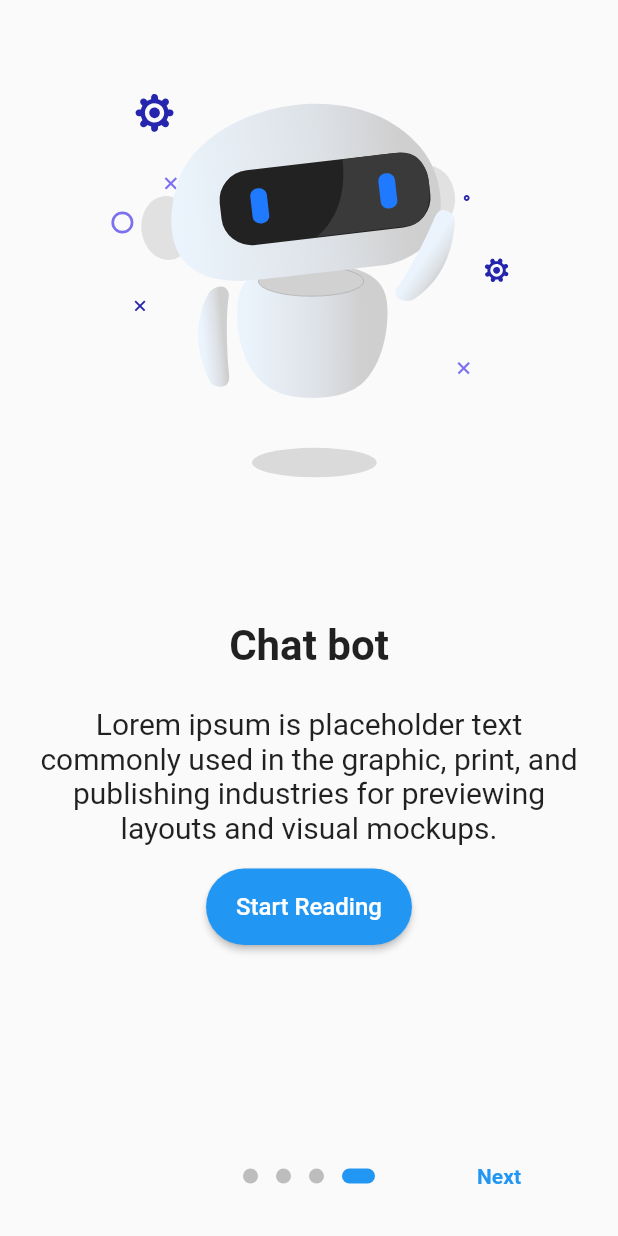
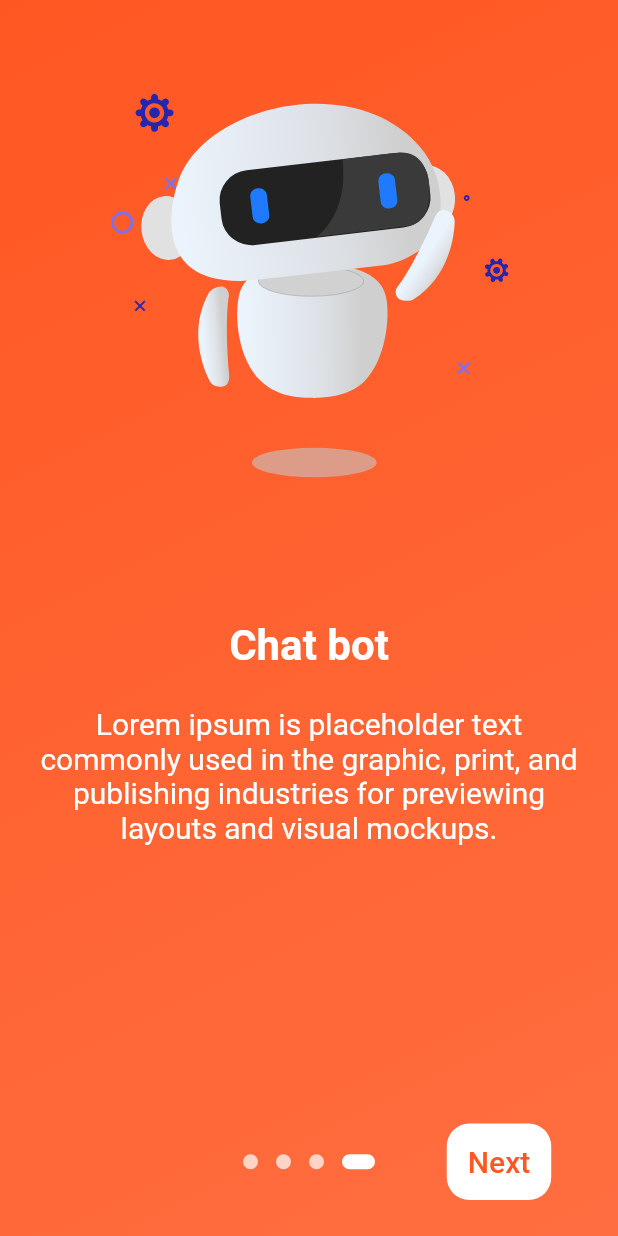
Before and after one commit to chitraarasu/Jabber, a Flutter app: the screen it shows after launch, swiped to page 4, on a phone screen of 412 x 824 dp. Run offline on Flutter 3.47's test engine with Material 2 defaults, Android fonts, the phone set to English and light mode, and no system bars; drawn by our look-alikes of introduction_screen; our stand-ins replace get, image_picker, lottie, pin_code_fields, rive; missing offline and left inert: country_pickers; project files that could hold a hidden picture were left out.

Commit message:
colors changed

```diff
--- a/lib/screens/onboarding_page.dart
+++ b/lib/screens/onboarding_page.dart
@@ -1,4 +1,5 @@
 import 'package:chatting_application/screens/phone_number_otp.dart';
+import 'package:flutter/cupertino.dart';
 import 'package:flutter/material.dart';
 import 'package:get/get.dart';
 import 'package:introduction_screen/introduction_screen.dart';
@@ -11,7 +12,15 @@ class OnBoardingPage extends StatelessWidget {
 
   @override
   Widget build(BuildContext context) {
-    return SafeArea(
+    return Container(
+      decoration: const BoxDecoration(
+        gradient: LinearGradient(
+          begin: Alignment.topLeft,
+          end: Alignment.bottomRight,
+          colors: <Color>[Colors.deepOrange, Colors.deepOrangeAccent],
+        ),
+      ),
+      child: SafeArea(
         child: IntroductionScreen(
           pages: [
             PageViewModel(
@@ -39,21 +48,50 @@ class OnBoardingPage extends StatelessWidget {
               title: 'Chat bot',
               body:
                   'Lorem ipsum is placeholder text commonly used in the graphic, print, and publishing industries for previewing layouts and visual mockups.',
-            footer: ButtonWidget(
-              text: 'Start Reading',
-              onClicked: () => goToPhoneNumberScreen(context),
-            ),
               image: buildImage('assets/animations/robot-bot-3d.json'),
               decoration: getPageDecoration(),
             ),
           ],
-        done: const Text('Next', style: TextStyle(fontWeight: FontWeight.w600)),
+          done: Container(
+            decoration: BoxDecoration(
+              color: Colors.white,
+              borderRadius: BorderRadius.circular(15),
+            ),
+            child: const Padding(
+              padding: EdgeInsets.all(14.0),
+              child: Text(
+                "Next",
+                style: TextStyle(
+                  color: Colors.deepOrange,
+                  fontSize: 20,
+                ),
+              ),
+            ),
+          ),
           onDone: () => goToPhoneNumberScreen(context),
           showSkipButton: true,
           skip: const Text('Skip'),
           onSkip: () => goToPhoneNumberScreen(context),
-        next: const Icon(Icons.arrow_forward),
+          skipStyle: ButtonStyle(
+              foregroundColor: MaterialStateProperty.all(
+            Colors.white,
+          )),
+          next: Container(
+            decoration: BoxDecoration(
+              color: Colors.white,
+              borderRadius: BorderRadius.circular(15),
+            ),
+            child: const Padding(
+              padding: EdgeInsets.all(14.0),
+              child: Icon(
+                Icons.arrow_forward_ios_rounded,
+                color: Colors.deepOrange,
+              ),
+            ),
+          ),
           dotsDecorator: getDotDecoration(),
+          globalBackgroundColor: Colors.transparent,
+        ),
       ),
     );
   }
@@ -70,8 +108,8 @@ class OnBoardingPage extends StatelessWidget {
   }
 
   DotsDecorator getDotDecoration() => DotsDecorator(
-        color: const Color(0xFFBDBDBD),
-        //activeColor: Colors.orange,
+        color: Colors.white70,
+        activeColor: Colors.white,
         size: const Size(10, 10),
         activeSize: const Size(22, 10),
         activeShape: RoundedRectangleBorder(
@@ -80,9 +118,15 @@ class OnBoardingPage extends StatelessWidget {
       );
 
   PageDecoration getPageDecoration() => PageDecoration(
-        titleTextStyle:
-            const TextStyle(fontSize: 28, fontWeight: FontWeight.bold),
-        bodyTextStyle: const TextStyle(fontSize: 20),
+        titleTextStyle: const TextStyle(
+          fontSize: 28,
+          fontWeight: FontWeight.bold,
+          color: Colors.white,
+        ),
+        bodyTextStyle: const TextStyle(
+          fontSize: 20,
+          color: Colors.white,
+        ),
         footerPadding: const EdgeInsets.all(16).copyWith(bottom: 0),
         imagePadding: const EdgeInsets.all(24),
       );
```
Also changed, not shown: lib/controller/controller.dart (+13 -2 lines), lib/screens/calls.dart (added, +14 -0 lines), lib/screens/contacts.dart (added, +14 -0 lines), lib/screens/phone_number_otp.dart (+5 -8 lines), lib/screens/settings.dart (added, +14 -0 lines), lib/screens/user_profile_input_screen.dart (+38 -9 lines), 1 other file. Lines whose indentation alone changed are shown as unchanged.
